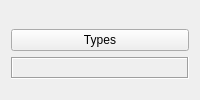
sgsaenger/vipster, file gui/qt/mainwidgets/molwidget.ui: the form before one commit.
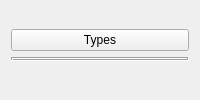
The form after the commit. Custom widgets are drawn as their Qt base class.

```diff
--- a/gui/qt/mainwidgets/molwidget.ui
+++ b/gui/qt/mainwidgets/molwidget.ui
@@ -41,6 +41,18 @@
       <enum>QFrame::Sunken</enum>
      </property>
      <layout class="QVBoxLayout" name="verticalLayout_4">
+      <property name="leftMargin">
+       <number>0</number>
+      </property>
+      <property name="topMargin">
+       <number>0</number>
+      </property>
+      <property name="rightMargin">
+       <number>0</number>
+      </property>
+      <property name="bottomMargin">
+       <number>0</number>
+      </property>
       <item>
        <widget class="PeriodicTableWidget" name="typeWidget" native="true"/>
       </item>
```
